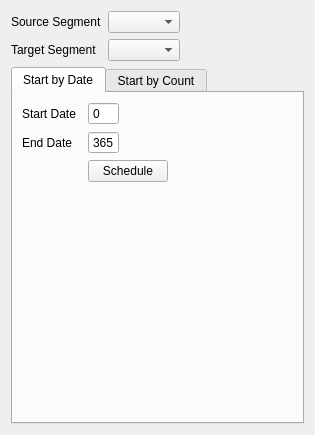
Above: src/transporttool.ui from nschindler-noaa/compass-rewrite before the change. Below: the same form after it.
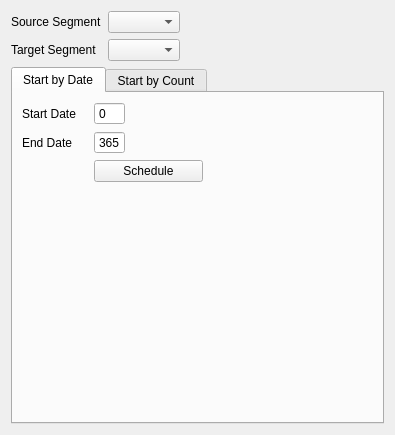
That is the form after the change. The open tabs and pages were chosen to show the change.

Diff of the .ui file:
```diff
--- a/src/transporttool.ui
+++ b/src/transporttool.ui
@@ -6,7 +6,7 @@
    <rect>
     <x>0</x>
     <y>0</y>
-    <width>315</width>
+    <width>395</width>
     <height>435</height>
    </rect>
   </property>
```
Left out of the diff: 2 changed lines with no effect on the pictures.
